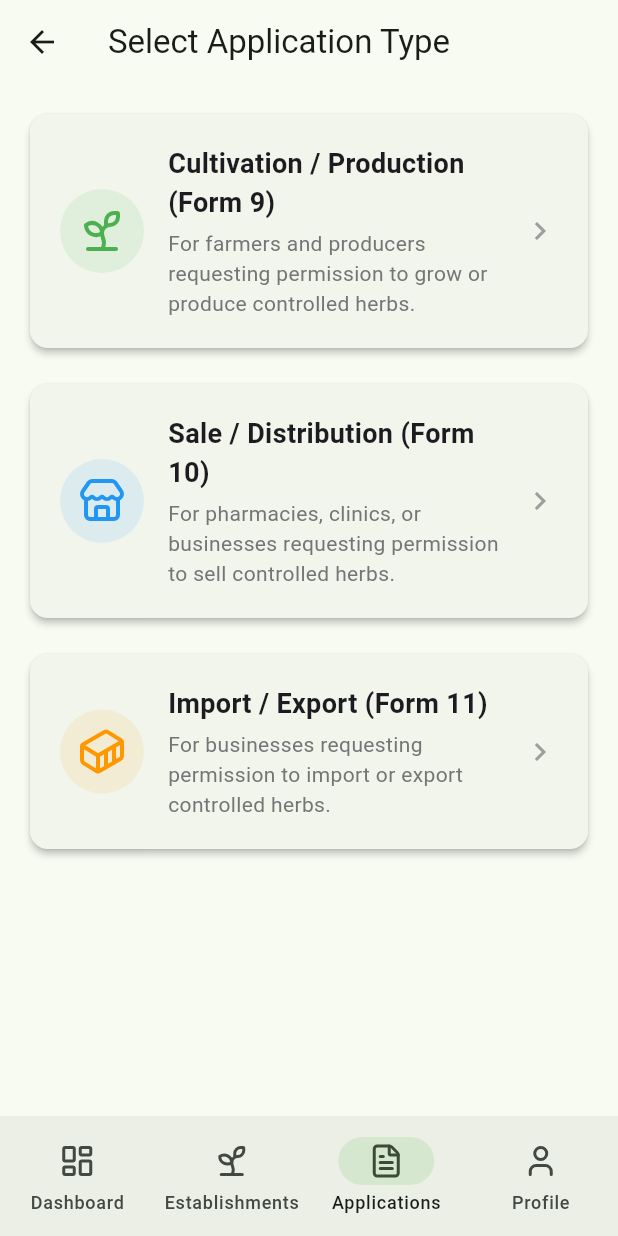
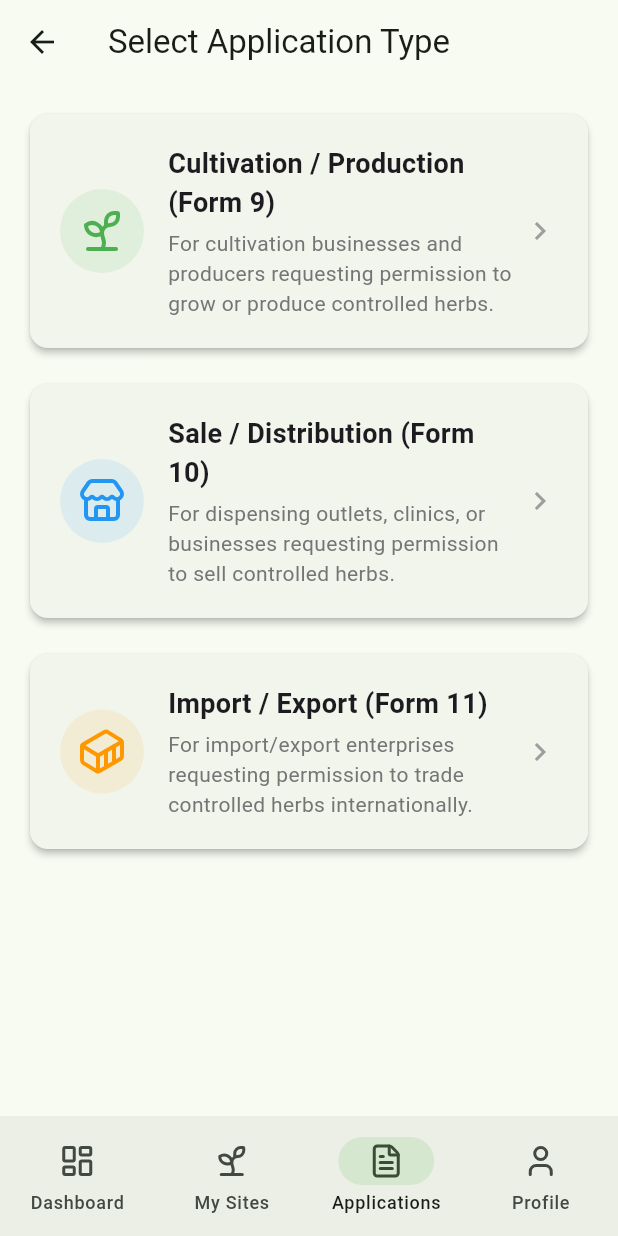
Before and after one commit to jonmaxmore/Botanical-Audit-Framework, a Flutter app: the ApplicationTypeSelectionScreen screen opened by its route, on a phone screen of 412 x 824 dp. Run offline on Flutter 3.47's test engine with Material 3 defaults, Android fonts, the phone set to English and light mode, and no system bars; our stand-ins replace dartz, dio, equatable, flutter_map, flutter_riverpod, flutter_secure_storage and 6 more; accounts and stored records are empty; network calls fail; Roboto replaces fonts that are missing (Sarabun); project files that could hold a hidden picture were left out.

Commit message:
Update UI labels and dashboard layout
Renamed 'Establishments' to 'My Sites' across navigation and screens for consistency. Improved dashboard layout by adding a 'Quick Actions' section and updating overview card styles. Refined application type descriptions for clarity.

```diff
--- a/apps/mobile_app/lib/presentation/features/application/screens/application_type_selection_screen.dart
+++ b/apps/mobile_app/lib/presentation/features/application/screens/application_type_selection_screen.dart
@@ -15,7 +15,7 @@ class ApplicationTypeSelectionScreen extends StatelessWidget {
           _buildTypeCard(
             context,
             title: 'Cultivation / Production (Form 9)',
-            description: 'For farmers and producers requesting permission to grow or produce controlled herbs.',
+            description: 'For cultivation businesses and producers requesting permission to grow or produce controlled herbs.',
             icon: LucideIcons.sprout,
             color: Colors.green,
             type: 'GACP_FORM_9',
@@ -24,7 +24,7 @@ class ApplicationTypeSelectionScreen extends StatelessWidget {
           _buildTypeCard(
             context,
             title: 'Sale / Distribution (Form 10)',
-            description: 'For pharmacies, clinics, or businesses requesting permission to sell controlled herbs.',
+            description: 'For dispensing outlets, clinics, or businesses requesting permission to sell controlled herbs.',
             icon: LucideIcons.store,
             color: Colors.blue,
             type: 'GACP_FORM_10',
@@ -33,7 +33,7 @@ class ApplicationTypeSelectionScreen extends StatelessWidget {
           _buildTypeCard(
             context,
             title: 'Import / Export (Form 11)',
-            description: 'For businesses requesting permission to import or export controlled herbs.',
+            description: 'For import/export enterprises requesting permission to trade controlled herbs internationally.',
             icon: LucideIcons.container,
             color: Colors.orange,
             type: 'GACP_FORM_11',
--- a/apps/mobile_app/lib/presentation/features/establishment/screens/establishment_list_screen.dart
+++ b/apps/mobile_app/lib/presentation/features/establishment/screens/establishment_list_screen.dart
@@ -15,7 +15,7 @@ class EstablishmentListScreen extends ConsumerWidget {
 
     return Scaffold(
       appBar: AppBar(
-        title: const Text('Establishments'),
+        title: const Text('My Sites'),
         actions: [
           IconButton(
             icon: const Icon(LucideIcons.plus),
--- a/apps/mobile_app/lib/presentation/navigation/app_shell.dart
+++ b/apps/mobile_app/lib/presentation/navigation/app_shell.dart
@@ -35,7 +35,7 @@ class _MobileShell extends StatelessWidget {
           ),
           NavigationDestination(
             icon: Icon(LucideIcons.sprout),
-            label: 'Establishments',
+            label: 'My Sites',
           ),
           NavigationDestination(
             icon: Icon(LucideIcons.fileText),
```
Also changed, not shown: apps/mobile_app/lib/presentation/features/dashboard/screens/dashboard_screen.dart (+82 -11 lines).
